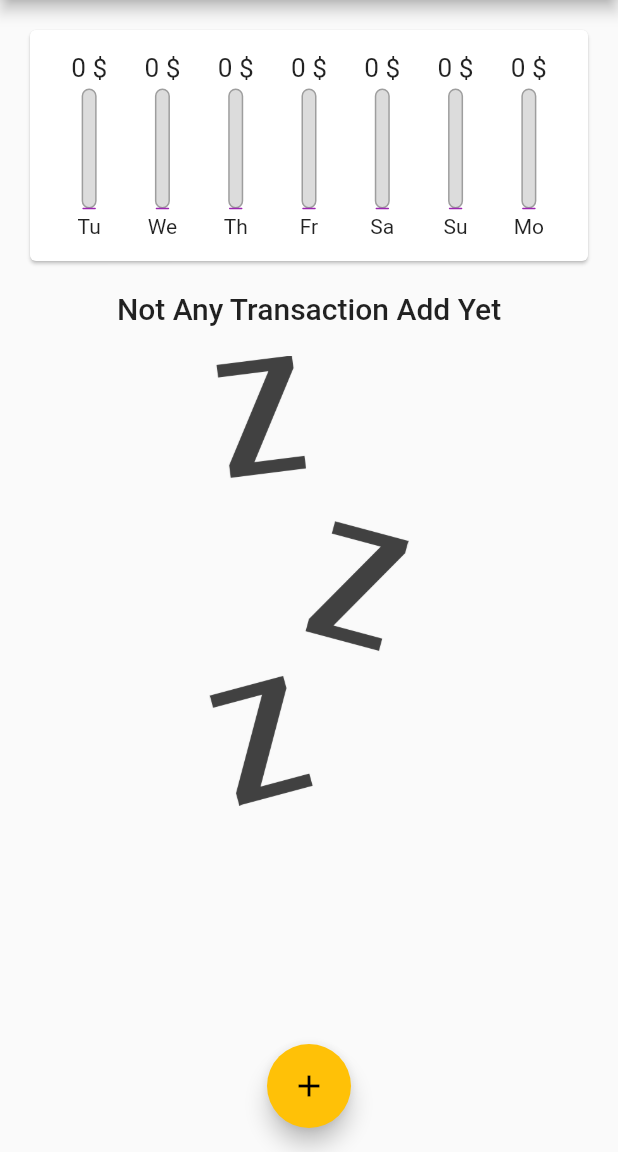
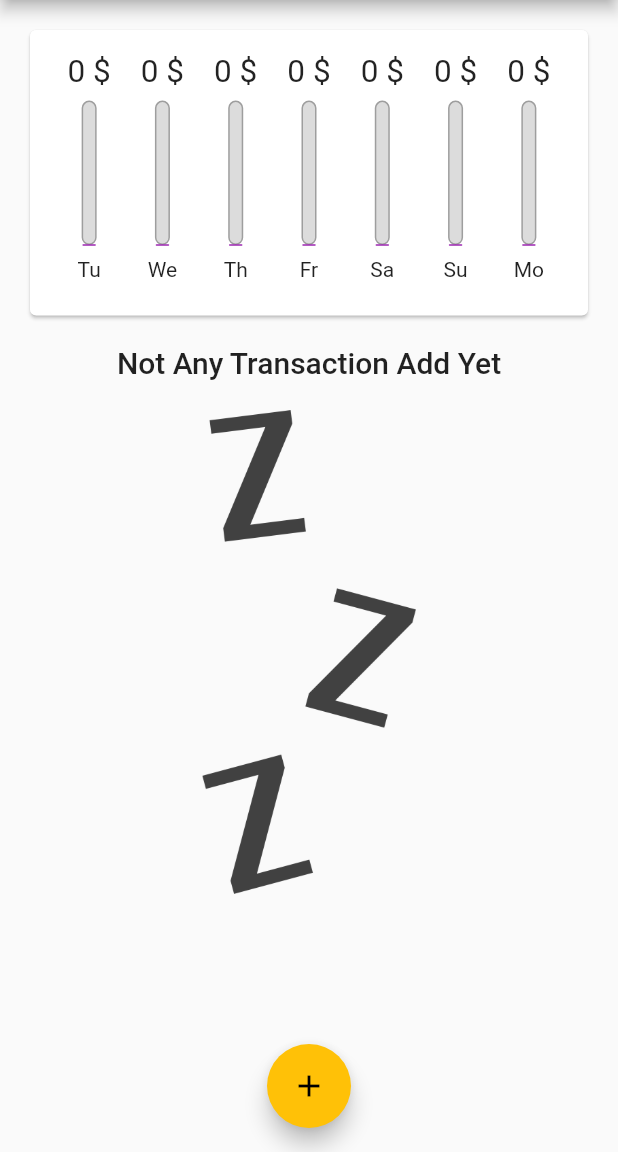
Before and after one commit to MeTi-DeV/Personal-Expenses-flutter, a Flutter app: the screen it shows after launch, on a phone screen of 412 x 824 dp, the part 84-1236 px from its top. Run offline on Flutter 3.47's test engine with Material 2 defaults, Android fonts, the phone set to English and light mode, and no system bars.

Commit message:
make app more responsive and use MediaQuery Layout

```diff
--- a/lib/main.dart
+++ b/lib/main.dart
@@ -1,10 +1,20 @@
+// ignore_for_file: non_constant_identifier_names
+
 import 'package:flutter/material.dart';
+// import 'package:flutter/services.dart';
 import './widgets/new_transaction.dart';
 import './widgets/transaction_list.dart';
 import './widgets/chart.dart';
 import '../models/transaction.dart';
 
-void main() => runApp(MyApp());
+void main() {
+  //comment 1 : use SystemChrome.setPreferredOrientations when we need have an application without rotation between horizontal and vertical
+  // SystemChrome.setPreferredOrientations([
+  //   DeviceOrientation.portraitUp,
+  //   DeviceOrientation.portraitDown,
+  // ]);
+  runApp(MyApp());
+}
 
 class MyApp extends StatelessWidget {
   @override
@@ -69,10 +79,9 @@ class _MyHomePageState extends State<MyHomePage> {
           );
         });
   }
-//comment 1 : create a function to remove any Transactions by id
+
   void _deleteTransaction(String Txid) {
     setState(() {
-      //comment 2 : removeWhere is to fliter an transaction by id
       _userTransactions.removeWhere((tx) => tx.id == Txid);
     });
   }
@@ -87,23 +96,68 @@ class _MyHomePageState extends State<MyHomePage> {
     }).toList();
   }
 
+//comment 2 : add a switch button to show chart as true and disable that as false
+  bool _swichChart = false;
   Widget build(BuildContext context) {
+    //comment 4 : MediaQuery.of(context).orientation == Orientation.landscape is for multi screen rotation
+    //between vertical and horizontal with 2 different UI create it in a variable like isLandscape it has a boolean value
+    // that if it was true return Orientation.landscape and if was false return Otherwise
+    final isLandscape =
+        MediaQuery.of(context).orientation == Orientation.landscape;
+    final appBar = AppBar(
+      title: Text('Personal Expenses'),
+      actions: [
+        IconButton(
+            onPressed: () => _startaddNewTransaction(context),
+            icon: Icon(Icons.add))
+      ],
+    );
+    final txListWidget = Container(
+        height: (MediaQuery.of(context).size.height -
+                appBar.preferredSize.height -
+                MediaQuery.of(context).padding.top) *
+            0.7,
+        child: TransactionList(_userTransactions, _deleteTransaction));
     return Scaffold(
-      appBar: AppBar(
-        title: Text('Personal Expenses'),
-        actions: [
-          IconButton(
-              onPressed: () => _startaddNewTransaction(context),
-              icon: Icon(Icons.add))
-        ],
-      ),
+      appBar: appBar,
       body: SingleChildScrollView(
         child: Column(
           // mainAxisAlignment: MainAxisAlignment.spaceAround,
           crossAxisAlignment: CrossAxisAlignment.start,
           children: [
-            Chart(_recentTransactions),
-            TransactionList(_userTransactions , _deleteTransaction),
+            //comment 5 : if() means here if isLandscape was true add this Row widget to UI otherwise do nothing it should be without curlybrases
+            if (isLandscape)
+              Row(
+                mainAxisAlignment: MainAxisAlignment.center,
+                children: [
+                  Text('Show Chart'),
+                  // comment 3 : define the switch button Widget and
+                  Switch(
+                      value: _swichChart,
+                      onChanged: (val) {
+                        setState(() {
+                          _swichChart = val;
+                        });
+                      })
+                ],
+              ),
+            if (!isLandscape)
+              Container(
+                  height: (MediaQuery.of(context).size.height -
+                          appBar.preferredSize.height -
+                          MediaQuery.of(context).padding.top) *
+                      0.3,
+                  child: Chart(_recentTransactions)),
+            if (!isLandscape) txListWidget,
+            if (isLandscape)
+              _swichChart
+                  ? Container(
+                      height: (MediaQuery.of(context).size.height -
+                              appBar.preferredSize.height -
+                              MediaQuery.of(context).padding.top) *
+                          0.7,
+                      child: Chart(_recentTransactions))
+                  : txListWidget,
           ],
         ),
       ),
--- a/lib/widgets/chart_bar.dart
+++ b/lib/widgets/chart_bar.dart
@@ -1,5 +1,4 @@
 import 'package:flutter/material.dart';
-
 
 class ChartBar extends StatelessWidget {
   final String label;
@@ -9,16 +8,18 @@ class ChartBar extends StatelessWidget {
 
   @override
   Widget build(BuildContext context) {
+    return LayoutBuilder(
+      builder: (BuildContext context, BoxConstraints constraints) {
         return Column(
           children: [
             Container(
-          height: 20,
-          child: FittedBox(child: Text('${spendingAmount.toStringAsFixed(0)} \$'))),
-        SizedBox(height: 4),
+                height: constraints.maxHeight * 0.15,
+                child: FittedBox(
+                    child: Text('${spendingAmount.toStringAsFixed(0)} \$'))),
+            SizedBox(height: constraints.maxHeight * 0.05),
             Container(
-          height: 80,
+              height: constraints.maxHeight * 0.6,
               width: 10,
-
               child: Stack(
                 alignment: AlignmentDirectional.bottomStart,
                 children: [
@@ -28,7 +29,6 @@ class ChartBar extends StatelessWidget {
                         borderRadius: BorderRadius.circular(10),
                         color: Color.fromRGBO(220, 220, 220, 1)),
                   ),
-
                   FractionallySizedBox(
                     heightFactor: spendingPctofAmount,
                     child: Container(
@@ -42,9 +42,11 @@ class ChartBar extends StatelessWidget {
                 ],
               ),
             ),
-        SizedBox(height: 4),
+            SizedBox(height: constraints.maxHeight * 0.05),
             Text(label)
           ],
         );
+      },
+    );
   }
 }
--- a/lib/widgets/new_transaction.dart
+++ b/lib/widgets/new_transaction.dart
@@ -15,7 +15,6 @@ class _NewTransactionState extends State<NewTransaction> {
   final _amountController = TextEditingController();
   DateTime  _selectedDate=DateTime.now();
 
-  @override
   Widget build(BuildContext context) {
     void _submitData() {
       final enteredTitle = _titleController.text;
@@ -27,6 +26,8 @@ class _NewTransactionState extends State<NewTransaction> {
 
       Navigator.of(context).pop();
     }
+  @override
+    // ignore: non_constant_identifier_names
     void _PresentTimePeaker() {
 
 
--- a/lib/widgets/transaction_list.dart
+++ b/lib/widgets/transaction_list.dart
@@ -4,15 +4,16 @@ import '../models/transaction.dart';
 
 class TransactionList extends StatelessWidget {
   final List<Transaction> transactions;
-  // comment 1 : deleteTx is for transaction delete handller
   final Function deleteTx;
   TransactionList(this.transactions, this.deleteTx);
   @override
   Widget build(BuildContext context) {
     return Container(
-      height: 450,
+      // height: 450,
       child: transactions.isEmpty
-          ? Center(
+          ? LayoutBuilder(
+              builder: (BuildContext context, BoxConstraints constraints) {
+                return Center(
                   child: Column(
                     children: [
                       Text(
@@ -21,7 +22,7 @@ class TransactionList extends StatelessWidget {
                       ),
                       SizedBox(height: 20),
                       Container(
-                    height:300,
+                        height: constraints.maxHeight * 0.6,
                         child: Image.asset(
                           'assets/images/waiting.png',
                           fit: BoxFit.cover,
@@ -29,6 +30,8 @@ class TransactionList extends StatelessWidget {
                       )
                     ],
                   ),
+                );
+              },
             )
           : ListView.builder(
               itemCount: transactions.length,
```
Lines whose indentation alone changed are shown as unchanged.
